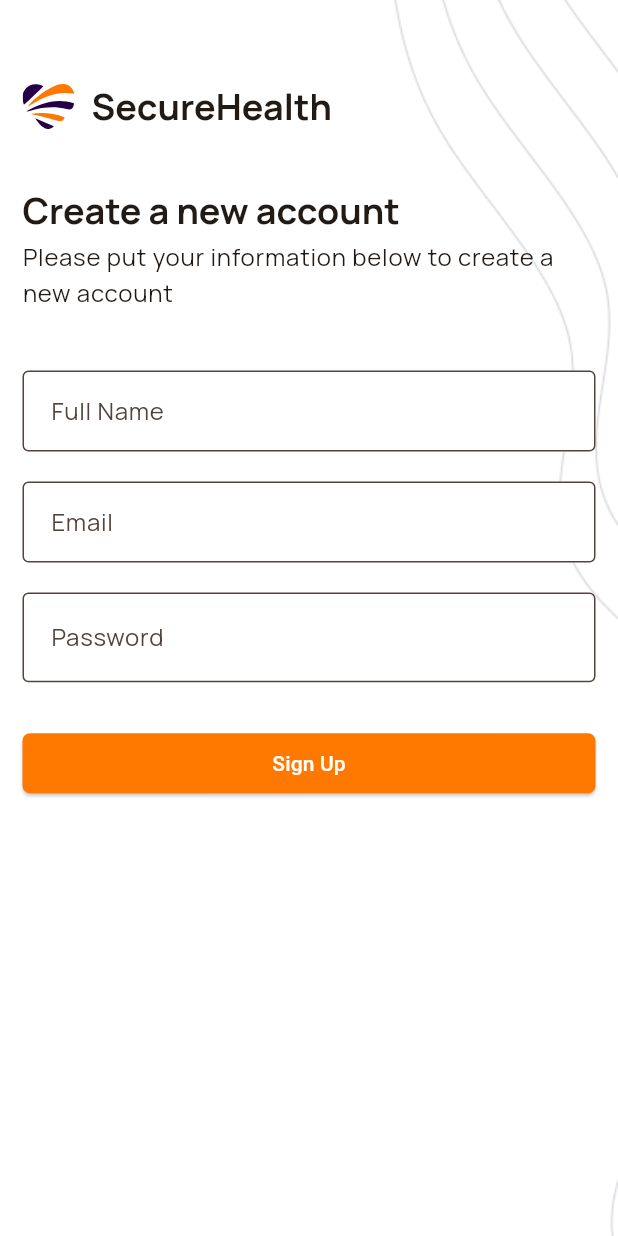
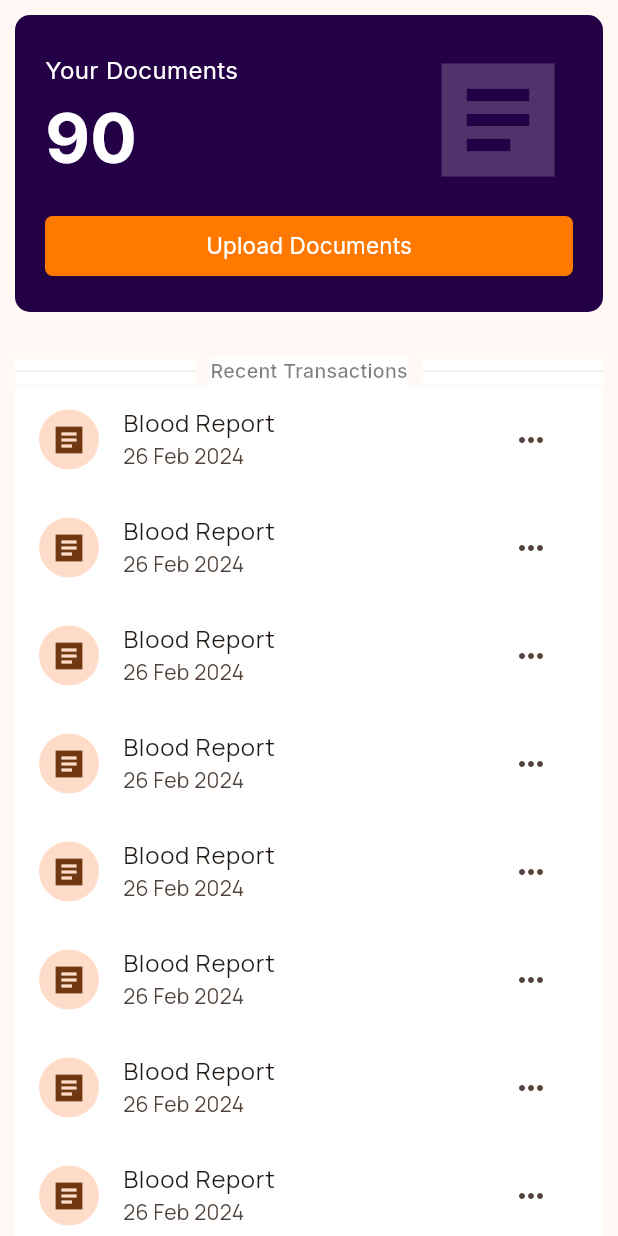
Before and after one commit to Prernashaw741/securehealth, a Flutter app: the screen it shows after launch, on a phone screen of 412 x 824 dp. Run offline on Flutter 3.47's test engine with Material 3 defaults, Android fonts, the light colour scheme and no system bars; our stand-ins replace flutter_svg, gap, google_fonts.

Commit message:
chore: Add document upload page and update dependencies

```diff
--- a/lib/main.dart
+++ b/lib/main.dart
@@ -1,6 +1,7 @@
 import 'package:flutter/material.dart';
 import 'package:google_fonts/google_fonts.dart';
 import 'package:securehealth/constants/colors.dart';
+import 'package:securehealth/pages/document_upload/document_upload.dart';
 import 'package:securehealth/pages/signup/signup.dart';
 
 void main() {
@@ -93,7 +94,7 @@ class MyApp extends StatelessWidget {
         useMaterial3: true,
       ),
 
-      home: SignUpPage(),
+      home: DocumentUpload(),
 
     );
   }
--- /dev/null
+++ b/lib/pages/document_upload/components/document_count_component.dart
@@ -0,0 +1,64 @@
+import 'package:flutter/material.dart';
+import 'package:gap/gap.dart';
+import 'package:google_fonts/google_fonts.dart';
+
+class DocumentCountComponent extends StatelessWidget {
+  final int count;
+  const DocumentCountComponent({super.key,required this.count});
+
+  @override
+  Widget build(BuildContext context) {
+    return Container(
+      padding: EdgeInsets.all(20),
+      margin: EdgeInsets.all(10),
+      decoration: BoxDecoration(
+          color: Color(0xFF240046), borderRadius: BorderRadius.circular(10)),
+      child: Column(
+        crossAxisAlignment: CrossAxisAlignment.stretch,
+        children: [
+          Row(
+            mainAxisAlignment: MainAxisAlignment.spaceBetween,
+            children: [
+              Column(
+                crossAxisAlignment: CrossAxisAlignment.start,
+                children: [
+                  Text(
+                    "Your Documents",
+                    style: GoogleFonts.inter(
+                        fontSize: 16,
+                        color: Colors.white,
+                        fontWeight: FontWeight.w400),
+                  ),
+                  Text(
+                    count.toString(),
+                    style: GoogleFonts.inter(
+                        fontSize: 46,
+                        color: Colors.white,
+                        fontWeight: FontWeight.w700),
+                  ),
+                ],
+              ),
+              Icon(
+                Icons.article_sharp,
+                color: Colors.white.withOpacity(
+                  0.2,
+                ),
+                size: 100,
+              )
+            ],
+          ),
+          Gap(10),
+          ElevatedButton(
+              onPressed: () {},
+              child: Text(
+                "Upload Documents",
+                style: GoogleFonts.inter(
+                    fontSize: 15,
+                    color: Colors.white,
+                    fontWeight: FontWeight.w400),
+              ))
+        ],
+      ),
+    );
+  }
+}
--- /dev/null
+++ b/lib/pages/document_upload/document_upload.dart
@@ -0,0 +1,105 @@
+import 'package:flutter/material.dart';
+import 'package:gap/gap.dart';
+import 'package:google_fonts/google_fonts.dart';
+import 'package:securehealth/pages/document_upload/components/document_count_component.dart';
+
+class DocumentUpload extends StatelessWidget {
+  const DocumentUpload({super.key});
+
+  @override
+  Widget build(BuildContext context) {
+    return SafeArea(
+      child: Scaffold(
+        body: Column(
+          children: [
+            const DocumentCountComponent(
+              count: 90,
+            ),
+            const Gap(20),
+            Container(
+              width: MediaQuery.of(context).size.width,
+              color: Colors.transparent,
+              margin: const EdgeInsets.symmetric(
+                horizontal: 10,
+              ),
+              child: Row(
+                children: [
+                  Expanded(
+                    child: Container(
+                      // height: 10,
+                      color: Colors.white,
+                      child: Divider(
+                        color: Colors.grey[200],
+                      ),
+                    ),
+                  ),
+                  Container(
+                    // height: 10,
+                    margin: const EdgeInsets.symmetric(
+                      horizontal: 10,
+                    ),
+                    alignment: Alignment.center,
+                    color: Colors.white,
+                    child: Text(
+                      "Recent Transactions",
+                      style: GoogleFonts.inter(
+                          fontSize: 13,
+                          color: Colors.black.withOpacity(0.5),
+                          fontWeight: FontWeight.w500),
+                    ),
+                  ),
+                  Expanded(
+                    child: Container(
+                      // height: 10,
+                      color: Colors.white,
+                      child: Divider(
+                        color: Colors.grey[200],
+                      ),
+                    ),
+                  )
+                ],
+              ),
+            ),
+            Expanded(
+                child: Container(
+              margin: const EdgeInsets.symmetric(
+                horizontal: 10,
+              ),
+              color: Colors.white,
+              child: ListView.builder(
+                itemCount: 10,
+                itemBuilder: (context, index) {
+                  return ListTile(
+                    onTap: () {
+                      print("CLIECKED");
+                    },
+                    trailing: PopupMenuButton(
+                      icon: const Icon(Icons.more_horiz),
+                      position: PopupMenuPosition.under,
+                      itemBuilder: (context) {
+                        return [
+                          const PopupMenuItem(
+                            child: Text("View"),
+                          ),
+                          const PopupMenuItem(
+                            child: Text("Delete"),
+                          ),
+                          const PopupMenuItem(child: Text("Share"))
+                        ];
+                      },
+                    ),
+                    leading: const CircleAvatar(
+                      child: Icon(Icons.article_sharp),
+                    ),
+                    title: const Text("Blood Report"),
+                    subtitle: const Text("26 Feb 2024"),
+                  );
+                },
+              ),
+            ))
+          ],
+        ),
+      ),
+    );
+  }
+}
--- a/pubspec.yaml
+++ b/pubspec.yaml
@@ -37,6 +37,7 @@ dependencies:
   cupertino_icons: ^1.0.2
   google_fonts: 6.1.0
   flutter_svg:
+  gap:
 
 dev_dependencies:
   flutter_test:
```
Also changed, not shown: pubspec.lock.
